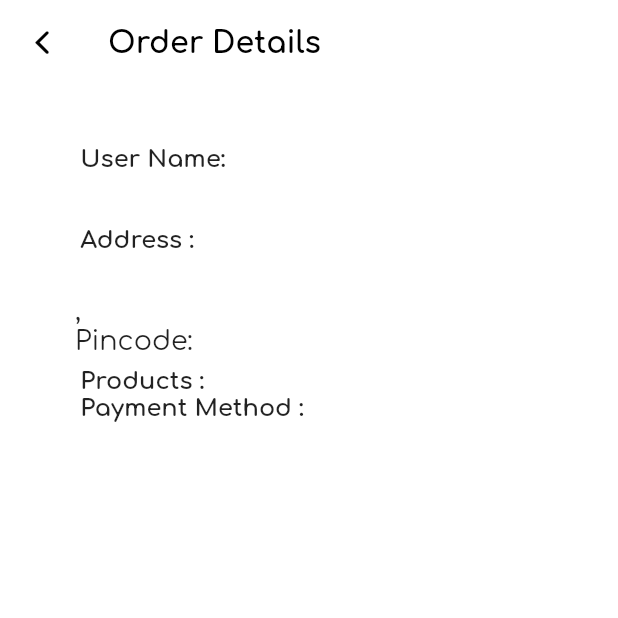
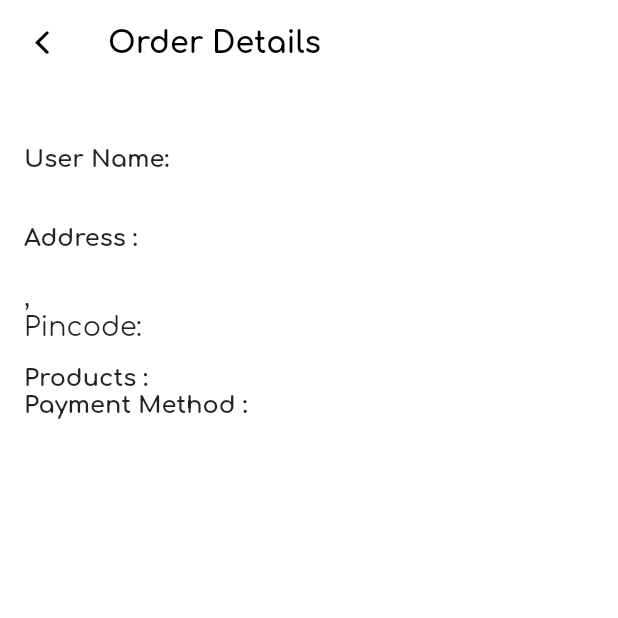
Before and after one commit to leywino/amplifier, a Flutter app: the OrderDetails screen opened directly with empty values, on a phone screen of 412 x 824 dp, the top half of it. Run offline on Flutter 3.47's test engine with Material 2 defaults, Android fonts, the phone set to English and light mode, and no system bars; our stand-ins replace animated_text_kit, cached_network_image, cloud_firestore, easy_debounce, email_validator, firebase_auth and 13 more; missing offline and left inert: checkmark, order_tracker, razorpay_flutter; accounts and stored records are empty; network calls fail; project files that could hold a hidden picture were left out.

Commit message:
improved formatting

```diff
--- a/lib/models/functions.dart
+++ b/lib/models/functions.dart
@@ -4,7 +4,6 @@ import 'package:amplifier/models/wishlist_model.dart';
 import 'package:cloud_firestore/cloud_firestore.dart';
 import 'package:firebase_auth/firebase_auth.dart';
 import 'package:flutter/material.dart';
-import 'package:razorpay_flutter/razorpay_flutter.dart';
 import 'address_model.dart';
 import 'cart_model.dart';
 import 'order_model.dart';
@@ -296,15 +295,11 @@ Future<void> addNewOrder(Orders orderclass, BuildContext context) async {
 
 Future<void> cancelOrderItem(BuildContext context, List cartList,
     int superIndex, List productList) async {
-  final _razorpay = Razorpay();
   final String email = FirebaseAuth.instance.currentUser!.email!;
   final collectionRef = FirebaseFirestore.instance.collection('orders');
   final querySnapshot =
       await collectionRef.where('email', isEqualTo: email).get();
   final documentRef = querySnapshot.docs[superIndex].reference;
-
-
-
   List<String> productIdList = [];
   for (var i in cartList) {
     productIdList.add(i['productId']);
--- a/lib/presentation/add_new_address/add_new_address.dart
+++ b/lib/presentation/add_new_address/add_new_address.dart
@@ -99,6 +99,7 @@ class AddNewAddresScreen extends StatelessWidget {
                           context);
 
                       !fromCheckOut
+                          // ignore: use_build_context_synchronously
                           ? Navigator.pushAndRemoveUntil(
                               context,
                               PageRouteBuilder(
@@ -108,6 +109,7 @@ class AddNewAddresScreen extends StatelessWidget {
                               ),
                               (route) => route.isFirst,
                             )
+                          // ignore: use_build_context_synchronously
                           : Navigator.pop(context);
                     }
                   },
--- a/lib/presentation/add_new_address/edit_address_screen.dart
+++ b/lib/presentation/add_new_address/edit_address_screen.dart
@@ -1,3 +1,5 @@
+// ignore_for_file: use_build_context_synchronously
+
 import 'package:amplifier/core/colors/main_colors.dart';
 import 'package:amplifier/models/address_model.dart';
 import 'package:amplifier/models/functions.dart';
--- a/lib/presentation/cart_screen/main_cart_screen.dart
+++ b/lib/presentation/cart_screen/main_cart_screen.dart
@@ -1,3 +1,5 @@
+// ignore_for_file: use_build_context_synchronously
+
 import 'package:amplifier/core/colors/main_colors.dart';
 import 'package:amplifier/models/functions.dart';
 import 'package:amplifier/presentation/cart_screen/widgets/checkout_screen.dart';
--- a/lib/presentation/cart_screen/widgets/order_loading_screen.dart
+++ b/lib/presentation/cart_screen/widgets/order_loading_screen.dart
@@ -11,7 +11,7 @@ import '../../../models/functions.dart';
 import '../../../models/order_model.dart';
 
 class OrderLoadingScreen extends StatefulWidget {
-  OrderLoadingScreen({
+  const OrderLoadingScreen({
     super.key,
     required this.addressList,
     required this.totalPrice,
@@ -28,7 +28,7 @@ class OrderLoadingScreen extends StatefulWidget {
   final List cartList;
   final List productList;
   final List cartProductIdList;
-  PaymentSuccessResponse? response;
+  final PaymentSuccessResponse? response;
 
   @override
   State<OrderLoadingScreen> createState() => _OrderLoadingScreenState();
--- a/lib/presentation/home_details_screen/main_home_details.dart
+++ b/lib/presentation/home_details_screen/main_home_details.dart
@@ -1,3 +1,5 @@
+// ignore_for_file: use_build_context_synchronously
+
 import 'package:amplifier/core/colors/main_colors.dart';
 import 'package:amplifier/models/product_model.dart';
 import 'package:amplifier/presentation/cart_screen/widgets/checkout_screen.dart';
--- a/lib/presentation/login_screen/login_screen.dart
+++ b/lib/presentation/login_screen/login_screen.dart
@@ -1,3 +1,5 @@
+// ignore_for_file: use_build_context_synchronously
+
 import 'dart:developer';
 import 'package:amplifier/presentation/login_screen/widgets/forgot_password.dart';
 import 'package:amplifier/presentation/signup_screen/signup_screen.dart';
--- a/lib/presentation/order_screen/order_details.dart
+++ b/lib/presentation/order_screen/order_details.dart
@@ -35,6 +35,8 @@ class OrderDetails extends StatelessWidget {
         ),
         backgroundColor: kWhiteColor,
         body: SingleChildScrollView(
+          child: Padding(
+            padding: const EdgeInsets.symmetric(horizontal: 16),
             child: Column(
               crossAxisAlignment: CrossAxisAlignment.start,
               children: [
@@ -44,20 +46,14 @@ class OrderDetails extends StatelessWidget {
                 Column(
                   crossAxisAlignment: CrossAxisAlignment.start,
                   children: [
-                  Padding(
-                    padding: EdgeInsets.only(left: size.width * 0.13),
-                    child: const Text(
+                    const Text(
                       "User Name: ",
                       style: TextStyle(
                         fontWeight: FontWeight.bold,
                         fontSize: 16,
                       ),
                     ),
-                  ),
-                  Padding(
-                    padding: const EdgeInsets.symmetric(
-                        horizontal: 50, vertical: 8.0),
-                    child: Row(
+                    Row(
                       crossAxisAlignment: CrossAxisAlignment.center,
                       children: [
                         Expanded(
@@ -76,26 +72,22 @@ class OrderDetails extends StatelessWidget {
                         ),
                       ],
                     ),
+                  ],
                 ),
-                ],
+                const SizedBox(
+                  height: 15,
                 ),
                 Column(
                   crossAxisAlignment: CrossAxisAlignment.start,
                   children: [
-                  Padding(
-                    padding: EdgeInsets.only(left: size.width * 0.13),
-                    child: const Text(
+                    const Text(
                       "Address :",
                       style: TextStyle(
                         fontWeight: FontWeight.bold,
                         fontSize: 16,
                       ),
                     ),
-                  ),
-                  Padding(
-                    padding: const EdgeInsets.symmetric(
-                        horizontal: 50, vertical: 8.0),
-                    child: Row(
+                    Row(
                       crossAxisAlignment: CrossAxisAlignment.center,
                       children: [
                         Expanded(
@@ -114,28 +106,22 @@ class OrderDetails extends StatelessWidget {
                         ),
                       ],
                     ),
-                  ),
                   ],
                 ),
-              Padding(
-                padding: EdgeInsets.only(left: size.width * 0.13),
-                child: const Text(
+                const SizedBox(
+                  height: 15,
+                ),
+                const Text(
                   "Products :",
                   style: TextStyle(
                     fontWeight: FontWeight.bold,
                     fontSize: 16,
                   ),
                 ),
-              ),
                 Column(
                   children: List.generate(
                     orderList.productList!.length,
-                  (index) => Padding(
-                    padding: const EdgeInsets.symmetric(
-                      vertical: 8,
-                      horizontal: 32,
-                    ),
-                    child: Container(
+                    (index) => Container(
                       decoration: BoxDecoration(
                         // color: Colors.grey[300],
                         borderRadius: BorderRadius.circular(10),
@@ -154,7 +140,7 @@ class OrderDetails extends StatelessWidget {
                           Expanded(
                             child: Padding(
                               padding:
-                                  const EdgeInsets.symmetric(horizontal: 10.0),
+                                  const EdgeInsets.symmetric(horizontal: 12),
                               child: Column(
                                 crossAxisAlignment: CrossAxisAlignment.start,
                                 children: [
@@ -195,24 +181,17 @@ class OrderDetails extends StatelessWidget {
                     ),
                   ),
                 ),
-              ),
                 Column(
                   crossAxisAlignment: CrossAxisAlignment.start,
                   children: [
-                  Padding(
-                    padding: EdgeInsets.only(left: size.width * 0.13),
-                    child: const Text(
+                    const Text(
                       "Payment Method :",
                       style: TextStyle(
                         fontWeight: FontWeight.bold,
                         fontSize: 16,
                       ),
                     ),
-                  ),
-                  Padding(
-                    padding: const EdgeInsets.symmetric(
-                        horizontal: 50, vertical: 8.0),
-                    child: Row(
+                    Row(
                       crossAxisAlignment: CrossAxisAlignment.center,
                       children: [
                         Expanded(
@@ -231,7 +210,6 @@ class OrderDetails extends StatelessWidget {
                         ),
                       ],
                     ),
-                  ),
                   ],
                 ),
                 SizedBox(
@@ -241,6 +219,7 @@ class OrderDetails extends StatelessWidget {
             ),
           ),
         ),
+      ),
     );
   }
 }
--- a/lib/presentation/order_screen/order_screen.dart
+++ b/lib/presentation/order_screen/order_screen.dart
@@ -1,14 +1,11 @@
 import 'package:amplifier/core/colors/main_colors.dart';
-import 'package:amplifier/models/product_model.dart';
 import 'package:amplifier/presentation/order_screen/widgets/active_tile_widget.dart';
 import 'package:amplifier/presentation/order_screen/widgets/complete_tile_widget.dart';
 import 'package:flutter/cupertino.dart';
 import 'package:flutter/material.dart';
 
 class OrderScreen extends StatelessWidget {
-   OrderScreen({super.key});
-
-  List<Products> cartList = [];
+  const OrderScreen({super.key});
 
   @override
   Widget build(BuildContext context) {
--- a/lib/presentation/order_screen/widgets/complete_tile_widget.dart
+++ b/lib/presentation/order_screen/widgets/complete_tile_widget.dart
@@ -1,3 +1,5 @@
+// ignore_for_file: use_build_context_synchronously
+
 import 'package:amplifier/presentation/order_screen/order_details.dart';
 import 'package:amplifier/presentation/order_screen/widgets/order_track.dart';
 import 'package:cached_network_image/cached_network_image.dart';
--- a/lib/presentation/profile_screen/widgets/profile_tile_widget.dart
+++ b/lib/presentation/profile_screen/widgets/profile_tile_widget.dart
@@ -28,7 +28,7 @@ class ProfileTileWidget extends StatelessWidget {
   @override
   Widget build(BuildContext context) {
     final profilePages = [
-      OrderScreen(),
+      const OrderScreen(),
       const AddressScreen(),
       SettingsMenuPop(
         mdFileName: 'privacy.md',
--- a/lib/presentation/widgets/custom_app_bar.dart
+++ b/lib/presentation/widgets/custom_app_bar.dart
@@ -25,8 +25,6 @@ class CustomAppBar extends StatelessWidget {
 
   @override
   Widget build(BuildContext context) {
-    int pageIndex = 0;
-    goToProfileScreen ? pageIndex = 3 : pageIndex = 0;
     return AppBar(
       backgroundColor: kWhiteColor,
       elevation: 0,
```
Also changed, not shown: lib/core/icons/bottom_nav_icons.dart (+4 -8 lines), lib/presentation/profile_screen/widgets/editable_name_widget.dart (+7 -2 lines). Lines whose indentation alone changed are shown as unchanged.
